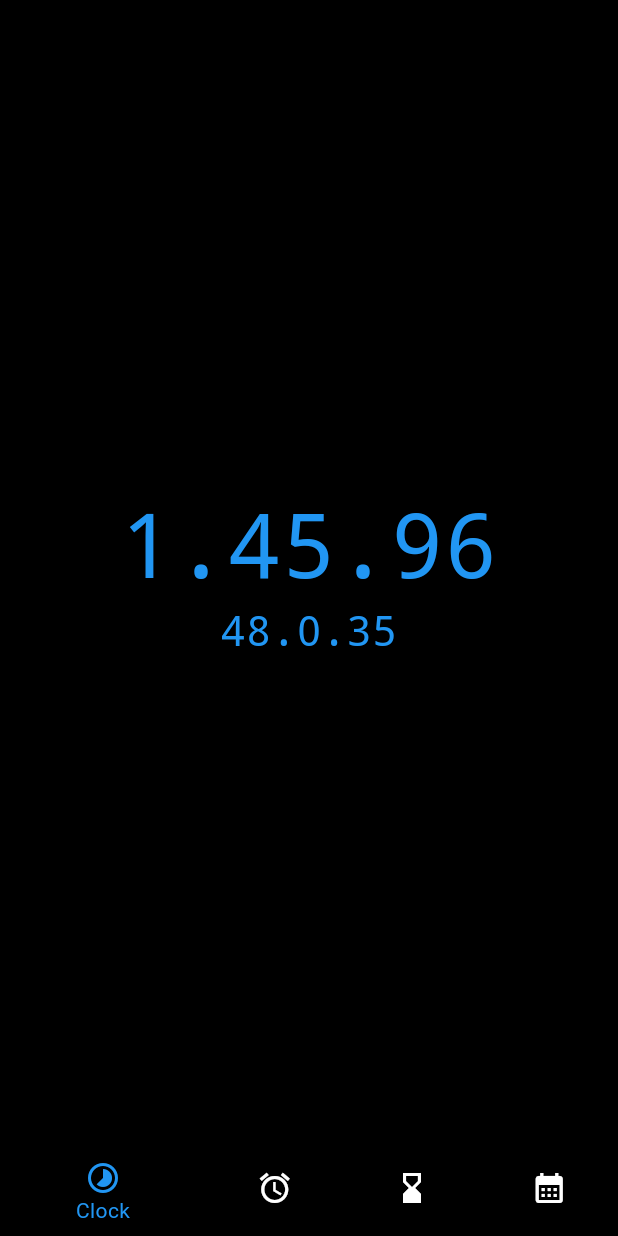
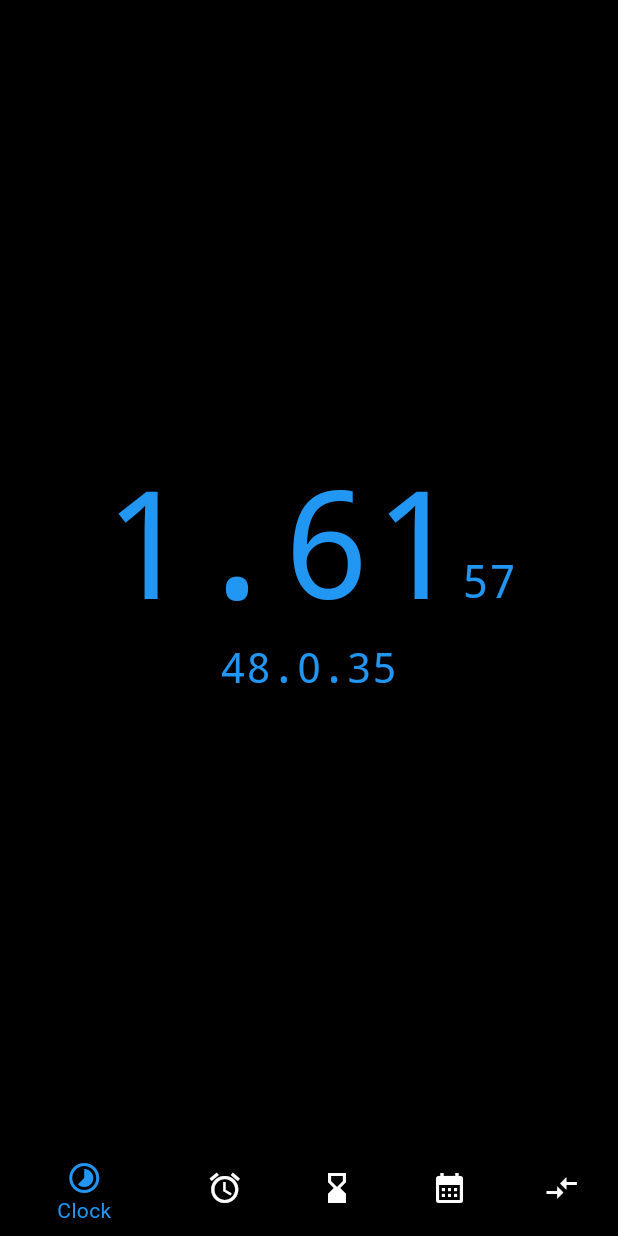
Before and after one commit to ChrisDeardeuff/GT-App, a Flutter app: the screen it shows after launch, on a phone screen of 412 x 824 dp. Run offline on Flutter 3.47's test engine with Material 3 defaults, Android fonts, the phone set to English and light mode, and no system bars; our stand-ins replace date_field.

Commit message:
added time converter to GT

```diff
--- a/lib/main.dart
+++ b/lib/main.dart
@@ -1,11 +1,15 @@
 import 'package:flutter/material.dart';
 import 'package:galactic_time/services/galactic_time.service.dart';
+import 'package:galactic_time/views/convert.view.dart';
 import 'package:galactic_time/views/time.view.dart';
 
-void main() {
+import 'package:intl/intl_standalone.dart' if (dart.library.html) 'package:intl/intl_browser.dart';
+
+Future<void> main() async {
+  WidgetsFlutterBinding.ensureInitialized();
+  await findSystemLocale();
   runApp(const MyApp());
 }
-
 class MyApp extends StatelessWidget {
   const MyApp({super.key});
 
@@ -88,7 +92,15 @@ class _MyHomePageState extends State<MyHomePage>
     }
 
     return Scaffold(
-      body: const TimeView(), // Replace with your actual content for each tab
+      body: switch (_selectedIndex) {
+        0 => const TimeView(),
+        1 => const Center(child: Text('Alarm')),
+        2 => const Center(child: Text('Timers')),
+        3 => const Center(child: Text('Calendar')),
+        4 => const ConvertView(),
+        // TODO: Handle this case.
+        int() => throw UnimplementedError(),
+      },
       bottomNavigationBar: BottomNavigationBar(
         items: <BottomNavigationBarItem>[
           const BottomNavigationBarItem(
@@ -101,6 +113,8 @@ class _MyHomePageState extends State<MyHomePage>
           ),
           const BottomNavigationBarItem(
               icon: Icon(Icons.calendar_month), label: 'Calendar'),
+          const BottomNavigationBarItem(
+              icon: Icon(Icons.compare_arrows), label: 'Convert'),
         ],
         currentIndex: _selectedIndex,
         selectedItemColor: Theme.of(context).colorScheme.onSurface,
--- a/lib/views/time.view.dart
+++ b/lib/views/time.view.dart
@@ -12,6 +12,13 @@ class TimeView extends StatefulWidget {
 class _TimeViewState extends State<TimeView> {
   late String formattedGalacticTime;
   late String formattedGalacticDate;
+  late String gtHour;
+  late String gtMinute;
+  late String gtSecond;
+  late String gtDay;
+  late String gtMonth;
+  late String gtYear;
+
   Timer? _timer;
 
   @override
@@ -36,17 +43,18 @@ class _TimeViewState extends State<TimeView> {
     // --- Parsing from right to left
 
     // Seconds (last two digits of the integer part)
-    String gtSecond = "";
+    gtSecond = "";
     if (integerPart.length >= 2) {
       gtSecond = integerPart.substring(integerPart.length - 2);
       integerPart = integerPart.substring(0, integerPart.length - 2);
     } else {
-      gtSecond = integerPart.padLeft(2, '0'); // Handle cases like "5.xxx" -> "05" seconds
+      gtSecond = integerPart.padLeft(
+          2, '0'); // Handle cases like "5.xxx" -> "05" seconds
       integerPart = "";
     }
 
     // Minutes (next two digits)
-    String gtMinute = "";
+    gtMinute = "";
     if (integerPart.length >= 2) {
       gtMinute = integerPart.substring(integerPart.length - 2);
       integerPart = integerPart.substring(0, integerPart.length - 2);
@@ -56,7 +64,7 @@ class _TimeViewState extends State<TimeView> {
     }
 
     // Hour (next single digit)
-    String gtHour = "";
+    gtHour = "";
     if (integerPart.length >= 1) {
       gtHour = integerPart.substring(integerPart.length - 1);
       integerPart = integerPart.substring(0, integerPart.length - 1);
@@ -66,7 +74,7 @@ class _TimeViewState extends State<TimeView> {
     }
 
     // Days (next two digits)
-    String gtDay = "";
+    gtDay = "";
     if (integerPart.length >= 2) {
       gtDay = integerPart.substring(integerPart.length - 2);
       integerPart = integerPart.substring(0, integerPart.length - 2);
@@ -76,7 +84,7 @@ class _TimeViewState extends State<TimeView> {
     }
 
     // Month (next single digit)
-    String gtMonth = "";
+    gtMonth = "";
     if (integerPart.length >= 1) {
       gtMonth = integerPart.substring(integerPart.length - 1);
       integerPart = integerPart.substring(0, integerPart.length - 1);
@@ -86,11 +94,11 @@ class _TimeViewState extends State<TimeView> {
     }
 
     // Year (the rest)
-    String gtYear = integerPart.isNotEmpty ? integerPart : "0";
+    gtYear = integerPart.isNotEmpty ? integerPart : "0";
 
     // Use setState to trigger a UI rebuild with the new time
     setState(() {
-      formattedGalacticTime = "$gtHour.$gtMinute.$gtSecond";
+      //formattedGalacticTime = "$gtHour.$gtMinute.$gtSecond";
       formattedGalacticDate = "$gtYear.$gtMonth.$gtDay";
     });
   }
@@ -104,16 +112,34 @@ class _TimeViewState extends State<TimeView> {
   @override
   Widget build(BuildContext context) {
     return Center(
-      child: Column( // Using Column for better layout of multiple Text widgets
+      child: Column(
+        // Using Column for better layout of multiple Text widgets
         mainAxisAlignment: MainAxisAlignment.center,
         children: <Widget>[
+          Row(
+            mainAxisAlignment: MainAxisAlignment.center,
+            crossAxisAlignment: CrossAxisAlignment.end,
+            children: [
               Text(
-            formattedGalacticTime,
+                "$gtHour.$gtMinute",
                 style: Theme.of(context).textTheme.headlineLarge?.copyWith(
-              fontSize: 60,
+                      fontSize: 100,
                       fontFamily: 'monospace', // Often good for displaying time
                     ),
                 textAlign: TextAlign.center,
+              ),
+              Padding(
+                padding: const EdgeInsets.only(bottom: 20),
+                child: Text(
+                  gtSecond,
+                  style: Theme.of(context).textTheme.headlineLarge?.copyWith(
+                        fontSize: 30,
+                        fontFamily:
+                            'monospace', // Often good for displaying time
+                      ),
+                ),
+              ),
+            ],
           ),
           Text(
             formattedGalacticDate,
--- a/pubspec.yaml
+++ b/pubspec.yaml
@@ -28,6 +28,7 @@ environment:
 # the latest version available on pub.dev. To see which dependencies have newer
 # versions available, run `flutter pub outdated`.
 dependencies:
+  date_field: ^6.0.0
   flutter:
     sdk: flutter
 
@@ -35,6 +36,7 @@ dependencies:
   # The following adds the Cupertino Icons font to your application.
   # Use with the CupertinoIcons class for iOS style icons.
   cupertino_icons: ^1.0.6
+  intl: ^0.20.2
 
 dev_dependencies:
   flutter_test:
```
Also changed, not shown: lib/services/galactic_time.service.dart (+86 -1 lines), lib/views/convert.view.dart (added, +88 -0 lines), pubspec.lock. Lines whose indentation alone changed are shown as unchanged.
